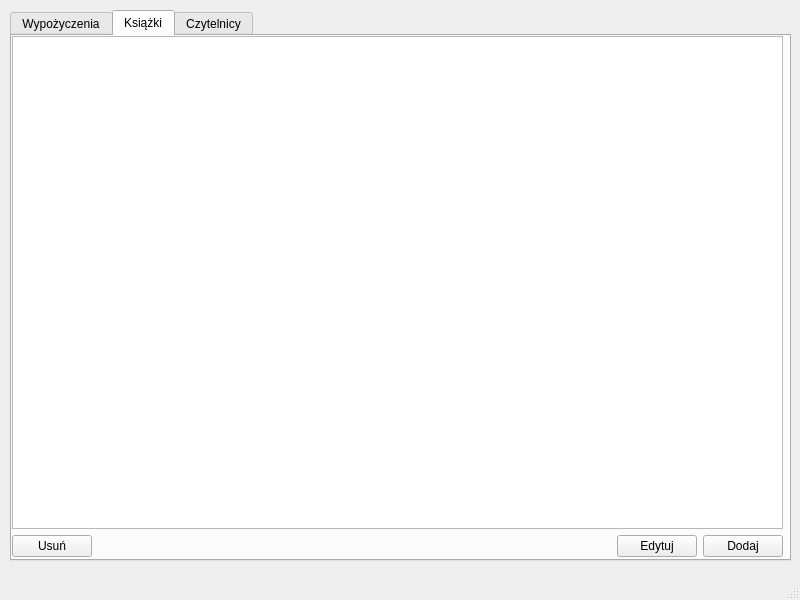
Above: LibraryDatabase/mainwindow.ui from majchrzak99/LibraryDatabase before the change. Below: the same form after it.
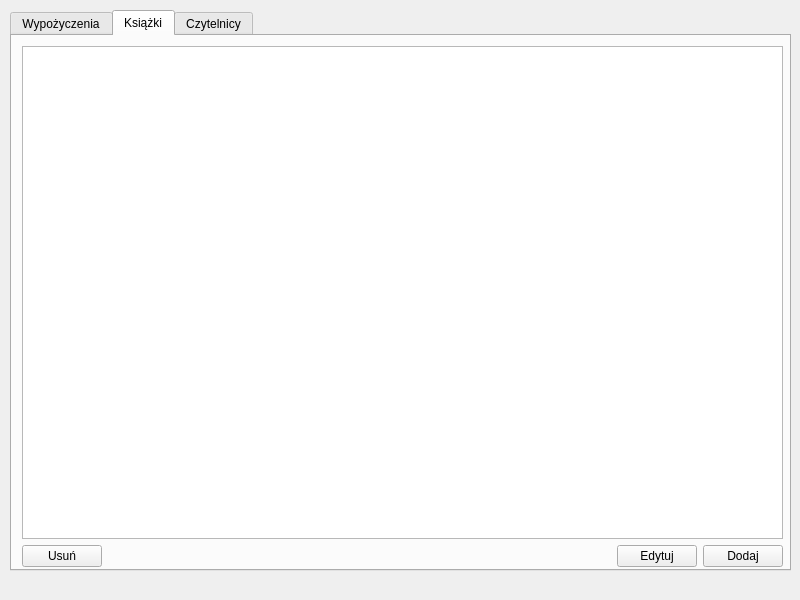
That is the form after the change. The open tabs and pages were chosen to show the change.

What changed in the file:
```diff
--- a/LibraryDatabase/mainwindow.ui
+++ b/LibraryDatabase/mainwindow.ui
@@ -20,7 +20,7 @@
       <x>10</x>
       <y>10</y>
       <width>781</width>
-      <height>551</height>
+      <height>561</height>
      </rect>
     </property>
     <property name="currentIndex">
@@ -80,9 +80,9 @@
      <widget class="QWidget" name="gridLayoutWidget_2">
       <property name="geometry">
        <rect>
-        <x>0</x>
-        <y>0</y>
-        <width>771</width>
+        <x>10</x>
+        <y>10</y>
+        <width>761</width>
         <height>521</height>
        </rect>
       </property>
@@ -193,7 +193,6 @@
     </rect>
    </property>
   </widget>
-  <widget class="QStatusBar" name="StatusBar"/>
  </widget>
  <resources/>
  <connections/>
```
Left out of the diff: 22 changed lines with no effect on the pictures.
